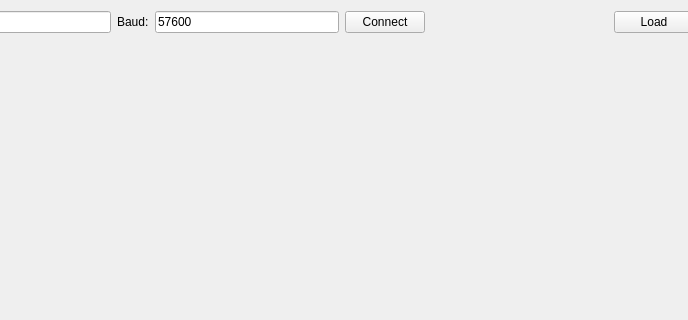
This is OpenStopMotion/trunk/gui/ledcontrol.ui in pfedick/openstopmotion as Qt 5 draws it before an edit; both pictures show x 163 to 851 and y 0 to 320 of the 1040 by 672 pixel window. The edited form follows.
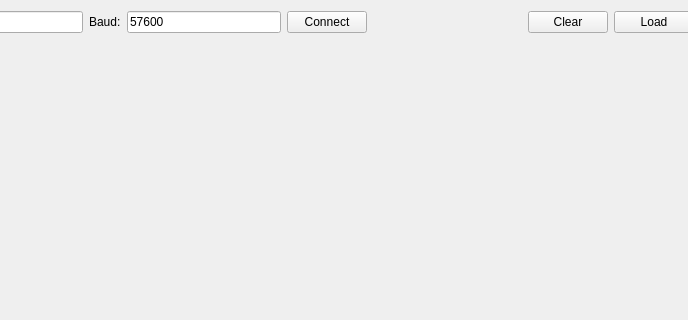
This is the edited form. Icons and pictures are not drawn.

Commit message: - added clear-button in LED control   - removed edit-button on main screen

Diff of the .ui file:
```diff
--- a/OpenStopMotion/trunk/gui/ledcontrol.ui
+++ b/OpenStopMotion/trunk/gui/ledcontrol.ui
@@ -64,6 +64,23 @@
        </property>
       </spacer>
      </item>
+     <item>
+      <widget class="QPushButton" name="clearButton">
+       <property name="text">
+        <string>Clear</string>
+       </property>
+       <property name="icon">
+        <iconset resource="../resources.qrc">
+         <normaloff>:/icons/resources/trash-16.png</normaloff>:/icons/resources/trash-16.png</iconset>
+       </property>
+       <property name="iconSize">
+        <size>
+         <width>16</width>
+         <height>16</height>
+        </size>
+       </property>
+      </widget>
+     </item>
      <item>
       <widget class="QPushButton" name="loadButton">
        <property name="text">
```
The commit also changes 6 other files.
